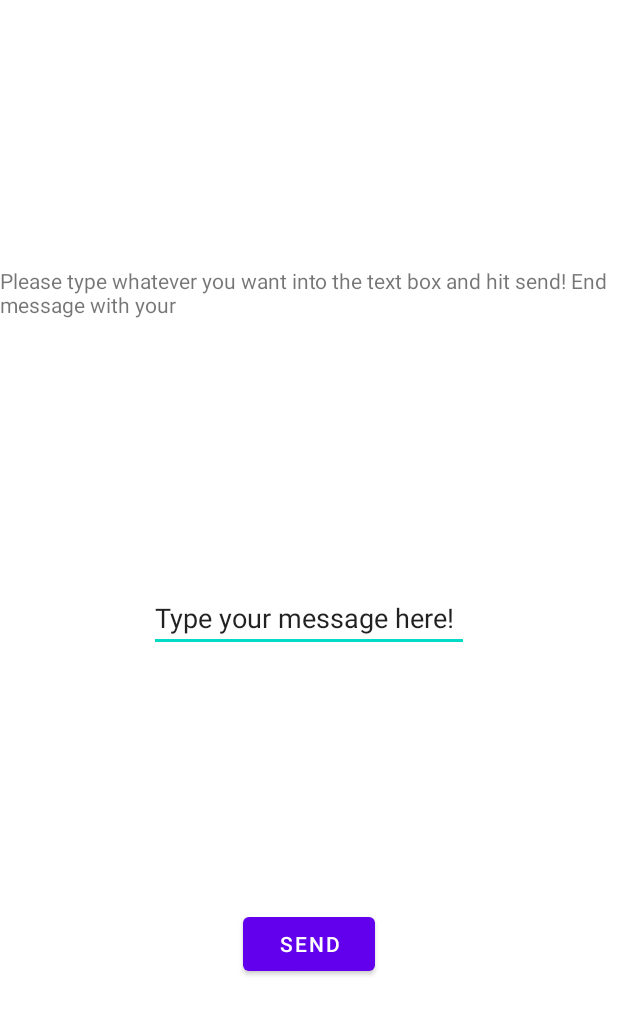
After one commit to CIS3296SoftwareDesignF21/prj-04-bluetooth-file-sharing, an Android app: the layout fragment_send.xml on its own in the app's theme, with its tools: preview values and no code run, on a phone screen of 412 x 824 dp. The commit adds this screen. Shown: the top 1015 px of the screen. Run offline under Robolectric (Android 15) with nearby library versions, the phone set to English and light mode, and no system bars.

Commit message:
added factory method, screen, and started on integration of screen.

```diff
--- a/app/src/main/java/com/example/app/MainActivity.kt
+++ b/app/src/main/java/com/example/app/MainActivity.kt
@@ -28,7 +28,7 @@ class MainActivity : AppCompatActivity() {
 
         //hides action bar
         supportActionBar!!.hide()
-
+        //var refScrollFragment : ScrollFragment = ScrollFragment().newInstance()
         //gets view binding
         val binding = ActivityMainBinding.inflate(layoutInflater)
         setContentView(binding.root)
--- a/app/src/main/java/com/example/app/fragments/ScrollFragment.kt
+++ b/app/src/main/java/com/example/app/fragments/ScrollFragment.kt
@@ -19,6 +19,7 @@ package com.example.app.fragments
 import android.bluetooth.le.ScanResult
 import android.os.Build
 import android.os.Bundle
+import android.util.Log
 import android.view.*
 import android.widget.Toast
 import androidx.annotation.RequiresApi
@@ -44,6 +45,14 @@ class ScrollFragment : Fragment() {
     /*get reference to the viewModel that will hold BluetoothLiveData*/
     private val viewModel: BluetoothLiveData by activityViewModels()
 
+
+    fun newInstance():  ScrollFragment{
+        val args = Bundle()
+
+        val fragment = (this)
+        fragment.arguments = args
+        return fragment
+    }
 
     override fun onCreate(savedInstanceState: Bundle?) {
         super.onCreate(savedInstanceState)
@@ -78,7 +87,6 @@ class ScrollFragment : Fragment() {
             /*this calls the recycle view adapter to update our list*/
             scannerAdapter.updateView(results)
         }
-
         /*create listener to scan result data*/
         val message = Observer<String> { message ->
             /*this calls the recycle view adapter to update our list*/
--- a/app/src/main/res/layout/fragment_scroll.xml
+++ b/app/src/main/res/layout/fragment_scroll.xml
@@ -12,7 +12,7 @@
             android:layout_width="match_parent"
             android:layout_height="match_parent"
             app:layoutManager="LinearLayoutManager"
-            android:scrollbars="vertical"/>
+            android:scrollbars="vertical" />
 
 
 </FrameLayout>
--- /dev/null
+++ b/app/src/main/res/layout/fragment_send.xml
@@ -0,0 +1,39 @@
+<?xml version="1.0" encoding="utf-8"?>
+<androidx.constraintlayout.widget.ConstraintLayout xmlns:android="http://schemas.android.com/apk/res/android"
+        xmlns:app="http://schemas.android.com/apk/res-auto"
+        xmlns:tools="http://schemas.android.com/tools"
+        android:layout_width="match_parent"
+        android:layout_height="match_parent">
+
+    <EditText
+            android:layout_width="wrap_content"
+            android:layout_height="wrap_content"
+            android:inputType="textPersonName"
+            android:text="@string/messageBoxID"
+            android:ems="10"
+            android:id="@+id/messageBoxID"
+            app:layout_constraintStart_toStartOf="parent"
+            app:layout_constraintEnd_toEndOf="parent"
+            app:layout_constraintTop_toTopOf="parent"
+            app:layout_constraintBottom_toBottomOf="parent" />
+
+    <Button
+            android:text="@string/sendButtonID"
+            android:layout_width="wrap_content"
+            android:layout_height="wrap_content"
+            android:id="@+id/sendButtonID"
+            app:layout_constraintStart_toStartOf="parent"
+            app:layout_constraintEnd_toEndOf="parent"
+            app:layout_constraintTop_toBottomOf="@+id/messageBoxID"
+            app:layout_constraintBottom_toBottomOf="parent" />
+
+    <TextView
+            android:text="@string/sendInstructionsID"
+            android:layout_width="wrap_content"
+            android:layout_height="wrap_content"
+            android:id="@+id/sendInstructionsID"
+            app:layout_constraintEnd_toEndOf="parent"
+            app:layout_constraintStart_toStartOf="parent"
+            app:layout_constraintBottom_toTopOf="@+id/messageBoxID"
+            app:layout_constraintTop_toTopOf="parent" />
+</androidx.constraintlayout.widget.ConstraintLayout>
--- a/app/src/main/res/values/strings.xml
+++ b/app/src/main/res/values/strings.xml
@@ -10,5 +10,7 @@
     <string name="data_too_large">advertising data too large</string>
     <string name="not_supported">not supported</string>
     <string name="inter_err">internal error</string>
-
+    <string name="sendInstructionsID">Please type whatever you want into the text box and hit send! End message with your</string>
+    <string name="messageBoxID">Type your message here!</string>
+    <string name="sendButtonID">Send</string>
 </resources>
```
